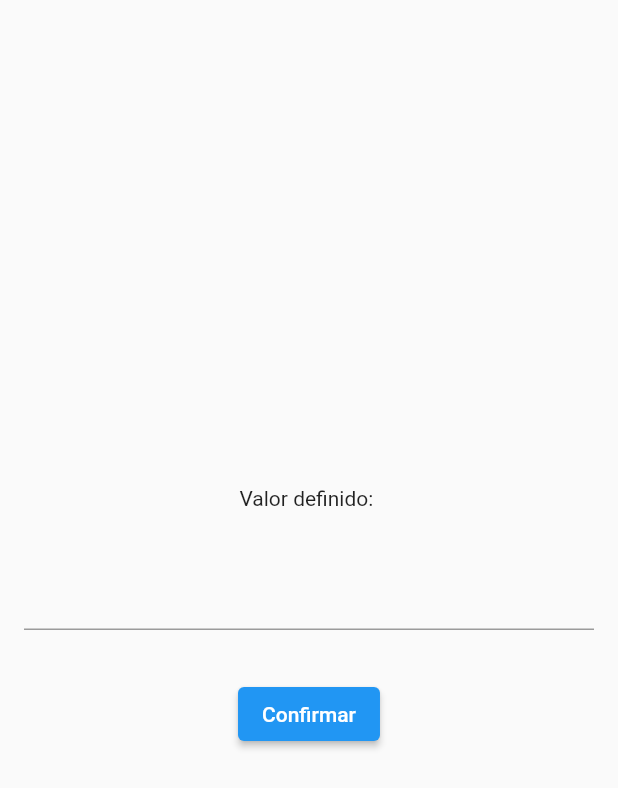
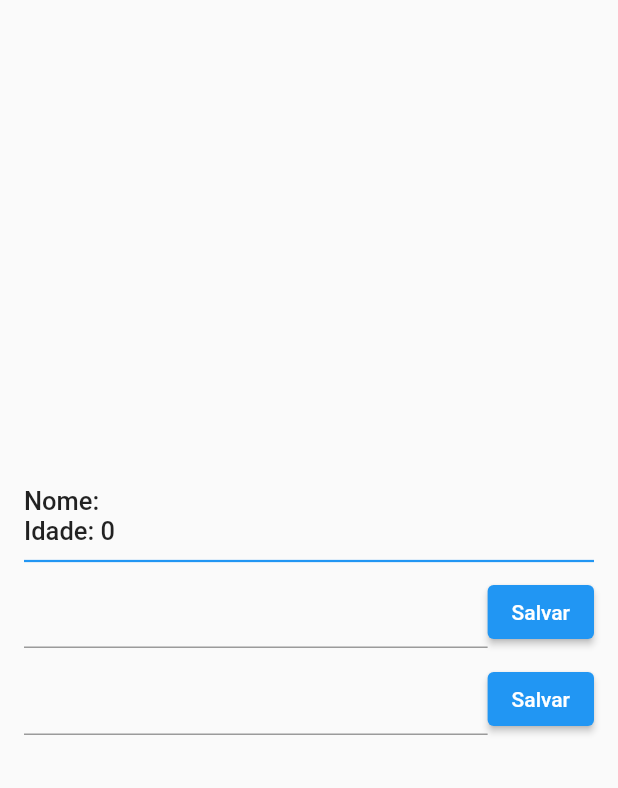
Before and after one commit to Lucianoal0511/GetX, a Flutter app: the screen it shows after launch, on a phone screen of 412 x 824 dp. Shown: the top 788 px of the screen. Run offline on Flutter 3.47's test engine with Material 2 defaults, Android fonts, the phone set to English and light mode, and no system bars; our stand-ins replace get.

Commit message:
Reatividade em um objeto.

```diff
--- a/lib/main.dart
+++ b/lib/main.dart
@@ -1,5 +1,6 @@
 import 'package:flutter/material.dart';
 import 'package:get/get.dart';
+import 'package:getx/user_controller.dart';
 import 'package:getx/value_controller.dart';
 
 void main() {
@@ -21,45 +22,96 @@
 class HomePage extends StatelessWidget {
   HomePage({super.key});
 
-  final textController = TextEditingController();
+  final nameController = TextEditingController();
+  final ageController = TextEditingController();
 
-  final valueController = ValueController();
+  TextStyle commonStyle() => const TextStyle(
+        fontSize: 17,
+        fontWeight: FontWeight.w500,
+      );
+
+  final userController = UserController();
 
   @override
   Widget build(BuildContext context) {
-    print('construiu');
     return Scaffold(
       body: Padding(
-        padding: const EdgeInsets.all(16.0),
+        padding: const EdgeInsets.all(16),
         child: Column(
           mainAxisAlignment: MainAxisAlignment.center,
+          crossAxisAlignment: CrossAxisAlignment.stretch,
           children: [
-            //Valor
-            Obx(() {
-              return Text('Valor definido: ${valueController.definedValue}');
-            }),
-
-            //Campo
-            Padding(
-              padding: const EdgeInsets.symmetric(vertical: 32.0),
-              child: TextField(
-                controller: textController,
+            //Apresentação do nome
+            Obx(
+              () => Text(
+                'Nome: ${userController.user.value.name}',
+                style: commonStyle(),
+              ),
+            ),
+            //Apresentação da idade
+            Obx(
+              () => Text(
+                'Idade: ${userController.user.value.age}',
+                style: commonStyle(),
               ),
             ),
 
-            //Botão
-            Obx(() {
-              return valueController.isLoading.value
-                  ? const CircularProgressIndicator()
-                  : ElevatedButton(
-                onPressed: () {
-                  String value = textController.text;
+            const Divider(
+              thickness: 1.5,
+              color: Colors.blue,
+              height: 20,
+            ),
 
-                  valueController.setValue(value);
-                },
-                child: const Text('Confirmar'),
-              );
-            }),
+            Row(
+              crossAxisAlignment: CrossAxisAlignment.end,
+              children: [
+                //Campo de nome
+                Expanded(
+                  child: TextField(
+                    controller: nameController,
+                    decoration: const InputDecoration(),
+                  ),
+                ),
+                //Botão para salvar o nome
+                ElevatedButton(
+                  onPressed: () {
+                    userController.setUserName(nameController.text);
+                  },
+                  child: const Text('Salvar'),
+                ),
+              ],
+            ),
+
+            //Espaçamento
+            const SizedBox(
+              height: 10,
+            ),
+
+            Row(
+              crossAxisAlignment: CrossAxisAlignment.end,
+              children: [
+                //Campo de idade
+                Expanded(
+                  child: TextField(
+                    controller: ageController,
+                    decoration: const InputDecoration(),
+                  ),
+                ),
+                //Botão para salvar a idade
+                ElevatedButton(
+                  onPressed: () {
+                    userController.setUserAge(int.parse(
+                        ageController.text)); //converte o texto em inteiro
+                  },
+                  child: const Text('Salvar'),
+                ),
+              ],
+            ),
+
+            //Espaçamento
+            const SizedBox(
+              height: 10,
+            ),
           ],
         ),
       ),
--- /dev/null
+++ b/lib/user_controller.dart
@@ -0,0 +1,24 @@
+import 'package:get/get.dart';
+import 'package:getx/user_model.dart';
+
+class UserController extends GetxController {
+  Rx<UserModel> user = UserModel().obs;
+
+  void setUserName(String userName) {
+    // Primeira forma
+    // user.update((obj) {
+    //   obj?.name = userName;
+    // });
+
+    // Segunda forma
+    user.value.name = userName;
+    user.refresh();
+  }
+
+  void setUserAge(int userAge) {
+    user.update((obj) {
+      obj?.age = userAge;
+    }) ;
+  }
+
+}
--- /dev/null
+++ b/lib/user_model.dart
@@ -0,0 +1,9 @@
+class UserModel {
+  String name;
+  int age;
+
+  UserModel({
+    this.name = '',
+    this.age = 0,
+  });
+}
```
